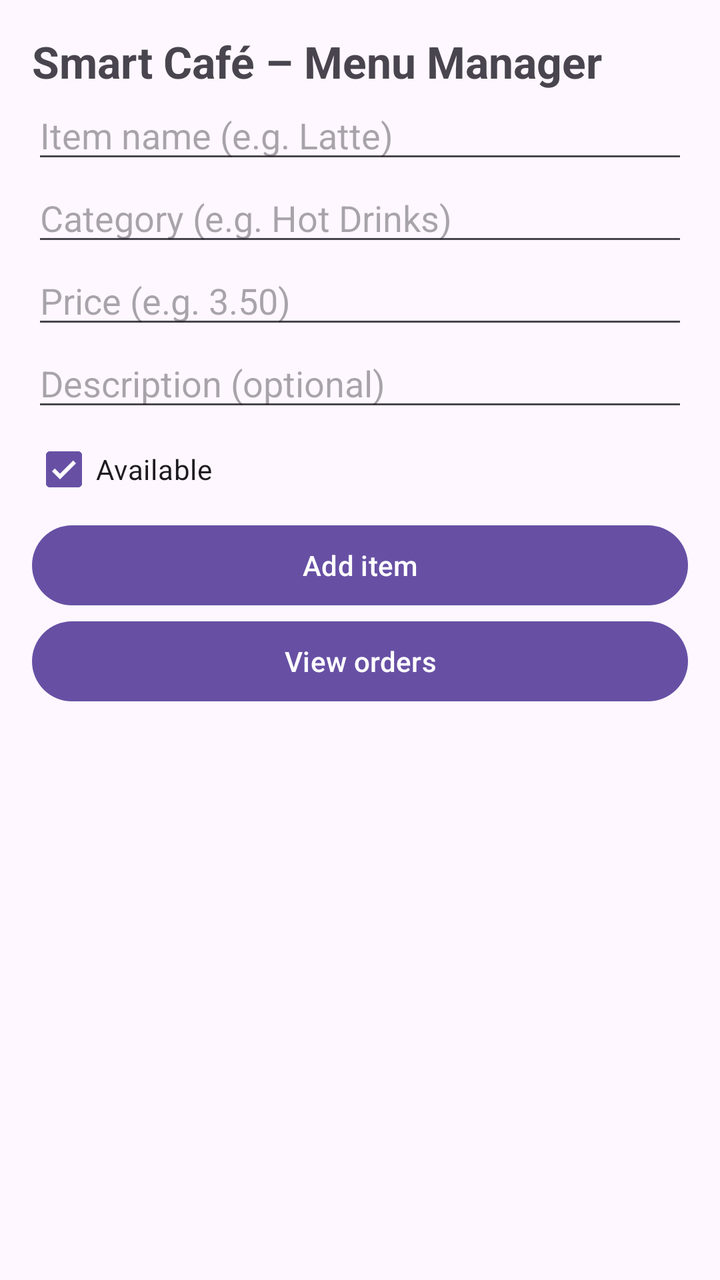
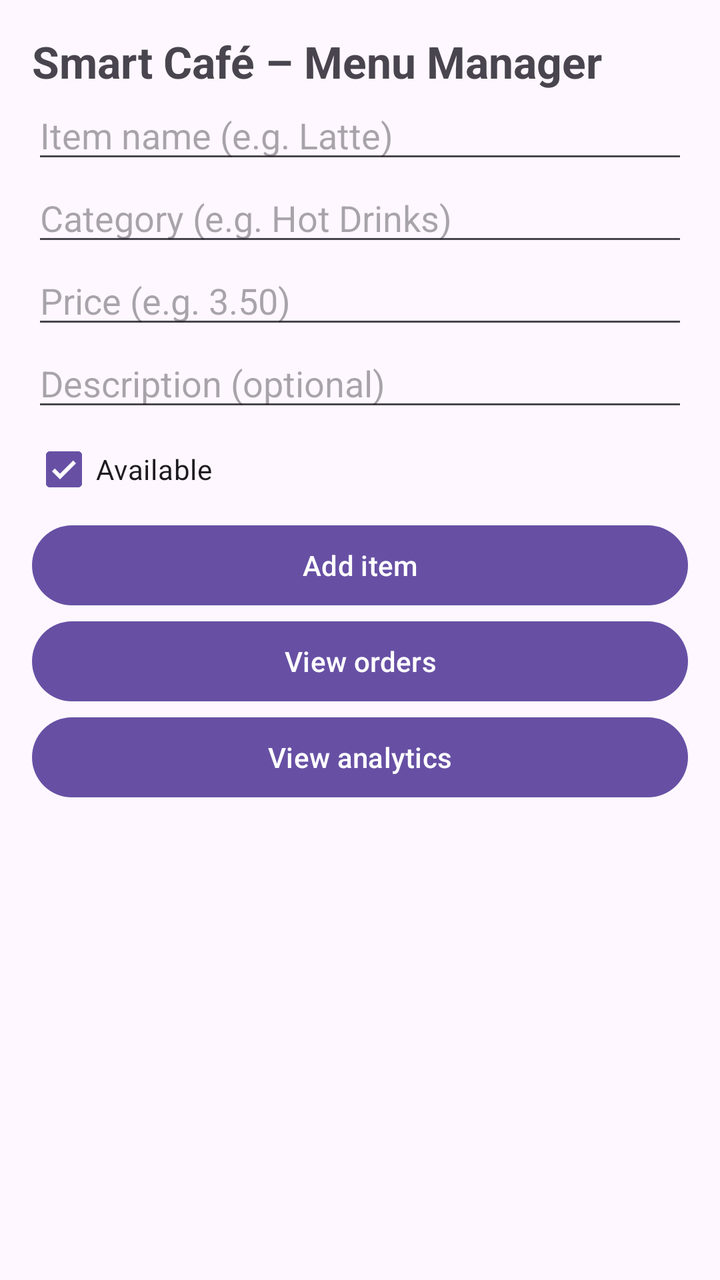

Two renders of the same Android screen: before a commit and after it. Below are the layout's source before the change and the commit's diff.
<!-- AndroidManifest.xml: application theme Theme.SmartCafeAdmin -->
<!-- res/layout/activity_main.xml -->
<?xml version="1.0" encoding="utf-8"?>
<LinearLayout xmlns:android="http://schemas.android.com/apk/res/android"
    android:id="@+id/main"
    android:layout_width="match_parent"
    android:layout_height="match_parent"
    android:orientation="vertical"
    android:padding="16dp">

    <TextView
        android:id="@+id/textTitle"
        android:layout_width="wrap_content"
        android:layout_height="wrap_content"
        android:text="Smart Café – Menu Manager"
        android:textSize="22sp"
        android:textStyle="bold" />

    <EditText
        android:id="@+id/editName"
        android:layout_width="match_parent"
        android:layout_height="wrap_content"
        android:hint="Item name (e.g. Latte)"
        android:inputType="text" />

    <EditText
        android:id="@+id/editCategory"
        android:layout_width="match_parent"
        android:layout_height="wrap_content"
        android:hint="Category (e.g. Hot Drinks)"
        android:inputType="text" />

    <EditText
        android:id="@+id/editPrice"
        android:layout_width="match_parent"
        android:layout_height="wrap_content"
        android:hint="Price (e.g. 3.50)"
        android:inputType="numberDecimal" />

    <EditText
        android:id="@+id/editDescription"
        android:layout_width="match_parent"
        android:layout_height="wrap_content"
        android:hint="Description (optional)"
        android:inputType="textCapSentences" />

    <CheckBox
        android:id="@+id/checkAvailable"
        android:layout_width="wrap_content"
        android:layout_height="wrap_content"
        android:checked="true"
        android:text="Available" />

    <Button
        android:id="@+id/buttonAdd"
        android:layout_width="match_parent"
        android:layout_height="wrap_content"
        android:text="Add item" />

    <Button
        android:id="@+id/buttonOrders"
        android:layout_width="match_parent"
        android:layout_height="wrap_content"
        android:text="View orders" />

    <ListView
        android:id="@+id/listMenu"
        android:layout_width="match_parent"
        android:layout_height="0dp"
        android:layout_weight="1" />

</LinearLayout>
<!-- resources referenced by this layout -->
<resources>
  <style name="Theme.SmartCafeAdmin" parent="Base.Theme.SmartCafeAdmin" />
  <style name="Base.Theme.SmartCafeAdmin" parent="Theme.Material3.DayNight.NoActionBar">
          
          
      </style>
</resources>

<!-- the commit's change to res/layout/activity_main.xml (unified diff, before → after) -->
@@ -61,6 +61,12 @@
         android:layout_height="wrap_content"
         android:text="View orders" />
 
+    <Button
+        android:id="@+id/buttonAnalytics"
+        android:layout_width="match_parent"
+        android:layout_height="wrap_content"
+        android:text="View analytics" />
+
     <ListView
         android:id="@+id/listMenu"
         android:layout_width="match_parent"
